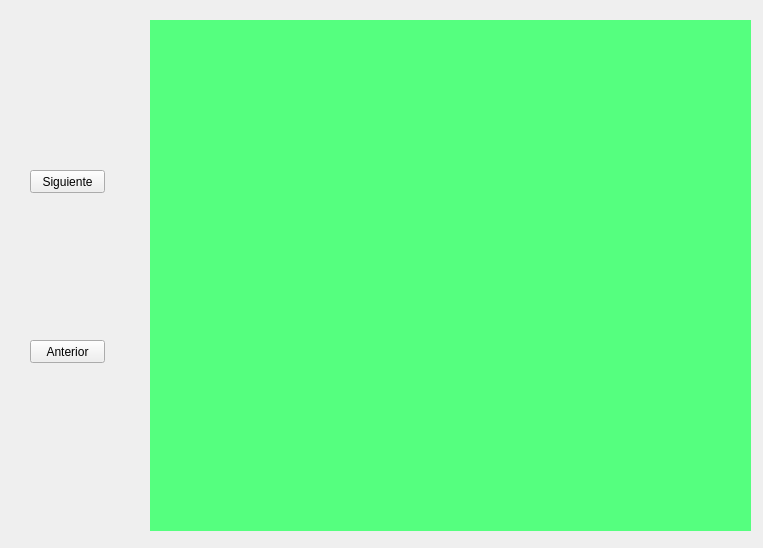
Old version of the form MapaView/Views/Mapa_Ruta_View.ui in the repository AxelRuLo/IAProyecto1.
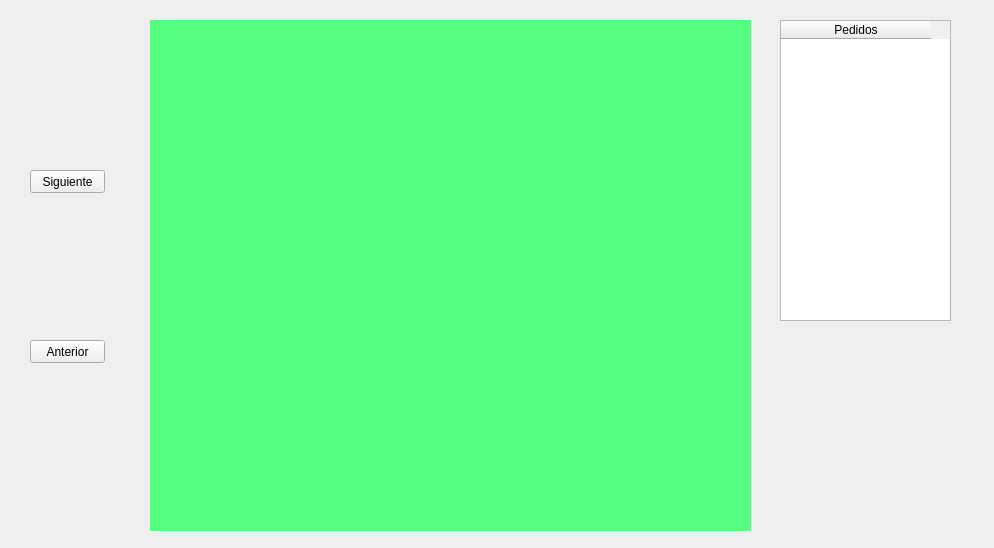
New version of the form.

The edit to the form file:
```diff
--- a/MapaView/Views/Mapa_Ruta_View.ui
+++ b/MapaView/Views/Mapa_Ruta_View.ui
@@ -6,7 +6,7 @@
    <rect>
     <x>0</x>
     <y>0</y>
-    <width>763</width>
+    <width>994</width>
     <height>548</height>
    </rect>
   </property>
@@ -52,6 +52,24 @@
     <string>Siguiente</string>
    </property>
   </widget>
+  <widget class="QTableWidget" name="table_pedidos">
+   <property name="geometry">
+    <rect>
+     <x>780</x>
+     <y>20</y>
+     <width>171</width>
+     <height>301</height>
+    </rect>
+   </property>
+   <attribute name="horizontalHeaderDefaultSectionSize">
+    <number>150</number>
+   </attribute>
+   <column>
+    <property name="text">
+     <string>Pedidos</string>
+    </property>
+   </column>
+  </widget>
  </widget>
  <resources/>
  <connections/>
```
